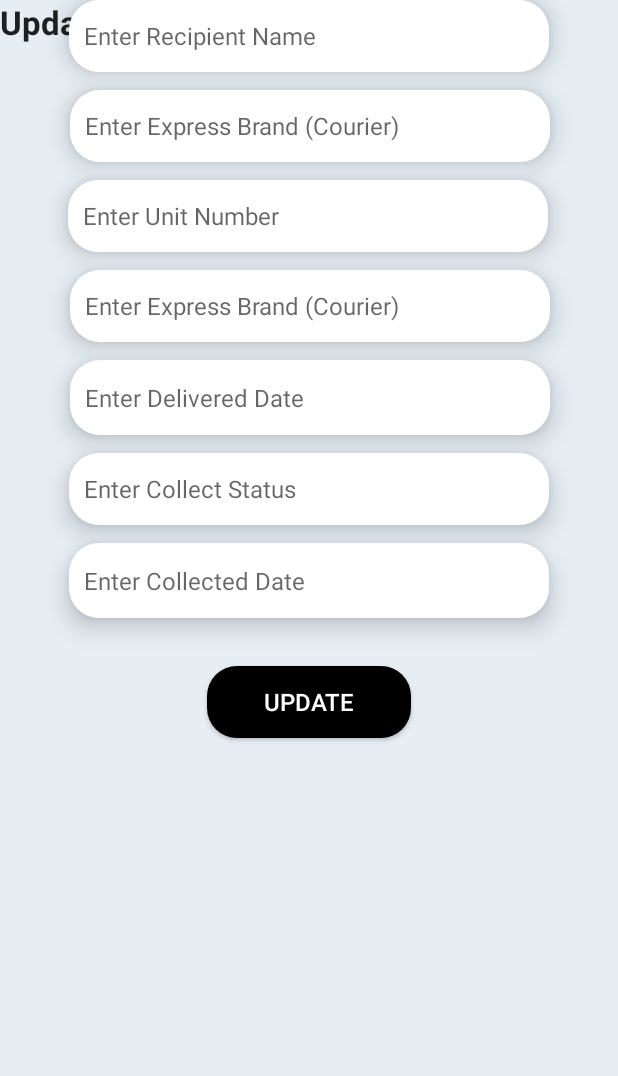
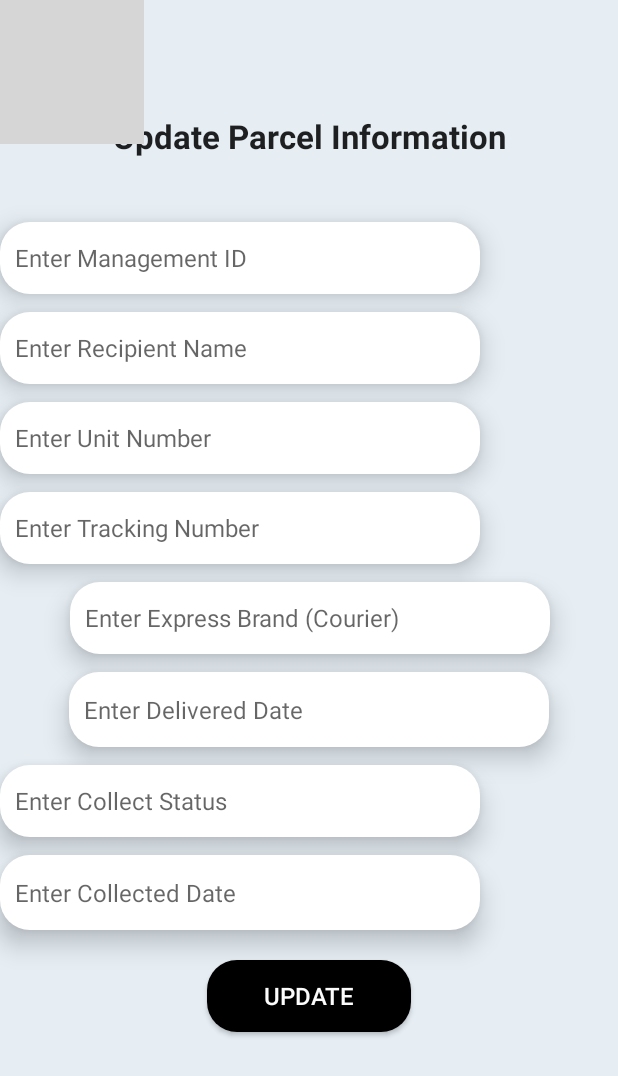
Before and after one commit to keroshurou/CondoAppMAD, an Android app: the EditParcelDetails screen opened directly, with no data from a screen before it, on a phone screen of 412 x 824 dp. Shown: the top 1076 px of the screen. Run offline under Robolectric (Android 15) with nearby library versions, the phone set to English and light mode, and no system bars; network calls fail; Roboto replaces fonts that are not available here; grey boxes are pictures that could not be loaded.

Commit message:
Third (View Details)

```diff
--- a/app/src/main/java/hajarshaufi/parcel/EditParcelDetails.java
+++ b/app/src/main/java/hajarshaufi/parcel/EditParcelDetails.java
@@ -3,8 +3,14 @@ package hajarshaufi.parcel;
 import androidx.appcompat.app.AppCompatActivity;
 
 import android.os.Bundle;
+import android.widget.EditText;
+import android.widget.ImageButton;
 
 public class EditParcelDetails extends AppCompatActivity {
+
+    ImageButton btnBack;
+    EditText editManagementID, editCollectorName, editParcelUnit, editExpressBrand, editTrackingNumber, editDeliveredDate,
+    editCollectStatus, editCollectedDate;
 
     @Override
     protected void onCreate(Bundle savedInstanceState) {
--- a/app/src/main/java/hajarshaufi/parcel/ParcelListView.java
+++ b/app/src/main/java/hajarshaufi/parcel/ParcelListView.java
@@ -68,8 +68,8 @@ public class ParcelListView extends AppCompatActivity {
                                         .putExtra("position",position));
                                 break;
                             case 1:
-                                //startActivity(new Intent(getApplicationContext(),EditParcelInfo.class)
-                                        //.putExtra("position",position));
+                                startActivity(new Intent(getApplicationContext(),EditParcelDetails.class)
+                                        .putExtra("position",position));
                                 break;
                             case 2:
                                 //deleteData(parcelArrayList.get(position).getParcelID());
--- a/app/src/main/java/hajarshaufi/parcel/ParcelManagementMain.java
+++ b/app/src/main/java/hajarshaufi/parcel/ParcelManagementMain.java
@@ -49,9 +49,4 @@ public class ParcelManagementMain extends AppCompatActivity {
 
     }
 
-    /**public void fnInsertParcel (View view){
-
-        Intent intent = new Intent(ParcelManagementMain.this, InsertParcelDetails.class);
-        startActivity(intent);
-    }**/
 }
--- a/app/src/main/res/layout/activity_edit_parcel_details.xml
+++ b/app/src/main/res/layout/activity_edit_parcel_details.xml
@@ -7,21 +7,55 @@
     android:background="@color/background_color"
     tools:context=".EditParcelDetails">
 
+    <ImageView
+        android:id="@+id/imageView2"
+        android:layout_width="wrap_content"
+        android:layout_height="wrap_content"
+        android:scaleType="fitEnd"
+        app:srcCompat="@drawable/building" />
+
+    <ImageButton
+        android:id="@+id/btnBack"
+        android:layout_width="50dp"
+        android:layout_height="50dp"
+        android:background="@drawable/back_button"
+        tools:layout_editor_absoluteX="25dp"
+        tools:layout_editor_absoluteY="16dp" />
+
     <TextView
         android:id="@+id/editParcelInfo"
-        android:layout_width="335dp"
-        android:layout_height="37dp"
+        android:layout_width="320dp"
+        android:layout_height="48dp"
+        android:layout_marginTop="76dp"
         android:text="@string/insPTextEdit"
+        android:textAlignment="center"
         android:textAppearance="@style/TextAppearance.AppCompat.Large"
         android:textSize="22sp"
         android:textStyle="bold"
-        tools:layout_editor_absoluteX="38dp"
-        tools:layout_editor_absoluteY="53dp" />
+        app:layout_constraintEnd_toEndOf="parent"
+        app:layout_constraintStart_toStartOf="parent"
+        app:layout_constraintTop_toTopOf="@+id/imageView2" />
 
     <EditText
-        android:id="@+id/editUpCollectorName"
+        android:id="@+id/edtUpManagementID"
         android:layout_width="320dp"
         android:layout_height="48dp"
+        android:layout_marginTop="24dp"
+        android:background="@drawable/white_column"
+        android:elevation="10dp"
+        android:ems="10"
+        android:hint="@string/editManagementID"
+        android:inputType="textPersonName"
+        android:padding="10dp"
+        android:textSize="16sp"
+        app:layout_constraintTop_toBottomOf="@+id/editParcelInfo"
+        tools:layout_editor_absoluteX="46dp" />
+
+    <EditText
+        android:id="@+id/edtUpCollectorName"
+        android:layout_width="320dp"
+        android:layout_height="48dp"
+        android:layout_marginTop="12dp"
         android:background="@drawable/white_column"
         android:elevation="10dp"
         android:ems="10"
@@ -29,10 +63,8 @@
         android:inputType="textPersonName"
         android:padding="10dp"
         android:textSize="16sp"
-        app:layout_constraintEnd_toEndOf="parent"
-        app:layout_constraintHorizontal_bias="0.5"
-        app:layout_constraintStart_toStartOf="parent"
-        tools:layout_editor_absoluteY="132dp" />
+        app:layout_constraintTop_toBottomOf="@+id/edtUpManagementID"
+        tools:layout_editor_absoluteX="46dp" />
 
     <EditText
         android:id="@+id/edtUpUnitNumber"
@@ -46,10 +78,8 @@
         android:inputType="textPersonName"
         android:padding="10dp"
         android:textSize="16sp"
-        app:layout_constraintEnd_toEndOf="parent"
-        app:layout_constraintHorizontal_bias="0.494"
-        app:layout_constraintStart_toStartOf="parent"
-        app:layout_constraintTop_toBottomOf="@+id/edtUpExpressBrand" />
+        app:layout_constraintTop_toBottomOf="@+id/edtUpCollectorName"
+        tools:layout_editor_absoluteX="46dp" />
 
     <EditText
         android:id="@+id/edtUpExpressBrand"
@@ -66,7 +96,7 @@
         app:layout_constraintEnd_toEndOf="parent"
         app:layout_constraintHorizontal_bias="0.505"
         app:layout_constraintStart_toStartOf="parent"
-        app:layout_constraintTop_toBottomOf="@+id/editUpCollectorName" />
+        app:layout_constraintTop_toBottomOf="@+id/edtUpTrackingNumber" />
 
     <EditText
         android:id="@+id/edtUpTrackingNumber"
@@ -76,14 +106,12 @@
         android:background="@drawable/white_column"
         android:elevation="10dp"
         android:ems="10"
-        android:hint="@string/editExpressBrand"
+        android:hint="@string/editTrackingNumber"
         android:inputType="textPersonName"
         android:padding="10dp"
         android:textSize="16sp"
-        app:layout_constraintEnd_toEndOf="parent"
-        app:layout_constraintHorizontal_bias="0.505"
-        app:layout_constraintStart_toStartOf="parent"
-        app:layout_constraintTop_toBottomOf="@+id/edtUpUnitNumber" />
+        app:layout_constraintTop_toBottomOf="@+id/edtUpUnitNumber"
+        tools:layout_editor_absoluteX="46dp" />
 
     <EditText
         android:id="@+id/edtUpDeliveredDate"
@@ -98,9 +126,8 @@
         android:padding="10dp"
         android:textSize="16sp"
         app:layout_constraintEnd_toEndOf="parent"
-        app:layout_constraintHorizontal_bias="0.505"
         app:layout_constraintStart_toStartOf="parent"
-        app:layout_constraintTop_toBottomOf="@+id/edtUpTrackingNumber" />
+        app:layout_constraintTop_toBottomOf="@+id/edtUpExpressBrand" />
 
     <EditText
         android:id="@+id/edtUpCollectedStatus"
@@ -114,10 +141,8 @@
         android:inputType="textPersonName"
         android:padding="10dp"
         android:textSize="16sp"
-        app:layout_constraintEnd_toEndOf="parent"
-        app:layout_constraintHorizontal_bias="0.5"
-        app:layout_constraintStart_toStartOf="parent"
-        app:layout_constraintTop_toBottomOf="@+id/edtUpDeliveredDate" />
+        app:layout_constraintTop_toBottomOf="@+id/edtUpDeliveredDate"
+        tools:layout_editor_absoluteX="46dp" />
 
     <EditText
         android:id="@+id/edtUpCollectedDate"
@@ -131,22 +156,19 @@
         android:inputType="date"
         android:padding="10dp"
         android:textSize="16sp"
-        app:layout_constraintEnd_toEndOf="parent"
-        app:layout_constraintHorizontal_bias="0.5"
-        app:layout_constraintStart_toStartOf="parent"
-        app:layout_constraintTop_toBottomOf="@+id/edtUpCollectedStatus" />
+        app:layout_constraintTop_toBottomOf="@+id/edtUpCollectedStatus"
+        tools:layout_editor_absoluteX="46dp" />
 
     <Button
         android:id="@+id/btnUpdate"
         android:layout_width="136dp"
         android:layout_height="48dp"
-        android:layout_marginTop="32dp"
+        android:layout_marginTop="20dp"
         android:background="@drawable/black_btn"
         android:text="Update"
         android:textColor="#FDFCFC"
         android:textSize="16sp"
         app:layout_constraintEnd_toEndOf="parent"
-        app:layout_constraintHorizontal_bias="0.5"
         app:layout_constraintStart_toStartOf="parent"
         app:layout_constraintTop_toBottomOf="@+id/edtUpCollectedDate" />
 
--- a/app/src/main/res/layout/activity_parcel_list_view.xml
+++ b/app/src/main/res/layout/activity_parcel_list_view.xml
@@ -42,7 +42,7 @@
         app:layout_constraintTop_toTopOf="parent" />
 
     <ImageView
-        android:id="@+id/imageView2"
+        android:id="@+id/imageBuilding"
         android:layout_width="412dp"
         android:layout_height="wrap_content"
         android:layout_alignParentStart="true"
--- a/app/src/main/res/values/strings.xml
+++ b/app/src/main/res/values/strings.xml
@@ -25,10 +25,11 @@
     <string name="editCollectorName">Enter Recipient Name</string>
     <string name="editParcelUnit">Enter Unit Number</string>
     <string name="editExpressBrand">Enter Express Brand (Courier) </string>
-    <string name="editTrackingNumber">Enter TrackingNumber</string>
+    <string name="editTrackingNumber">Enter Tracking Number</string>
     <string name="editDeliveredDate">Enter Delivered Date</string>
     <string name="editCollectStatus">Enter Collect Status</string>
     <string name="editCollectedDate">Enter Collected Date</string>
+    <string name="editManagementID">Enter Management ID</string>
 
     <!-- Activity View/Report Parcel. -->
     <string name="insReport">Parcel Information</string>
```
Also changed, not shown: app/src/main/java/hajarshaufi/parcel/DetailParcel.java (+42 -0 lines), app/src/main/java/hajarshaufi/parcel/ParcelAdd.java (+13 -0 lines), app/src/main/res/layout/activity_detail_parcel.xml (+36 -17 lines), app/src/main/res/layout/activity_parcel_add.xml (+83 -117 lines).
